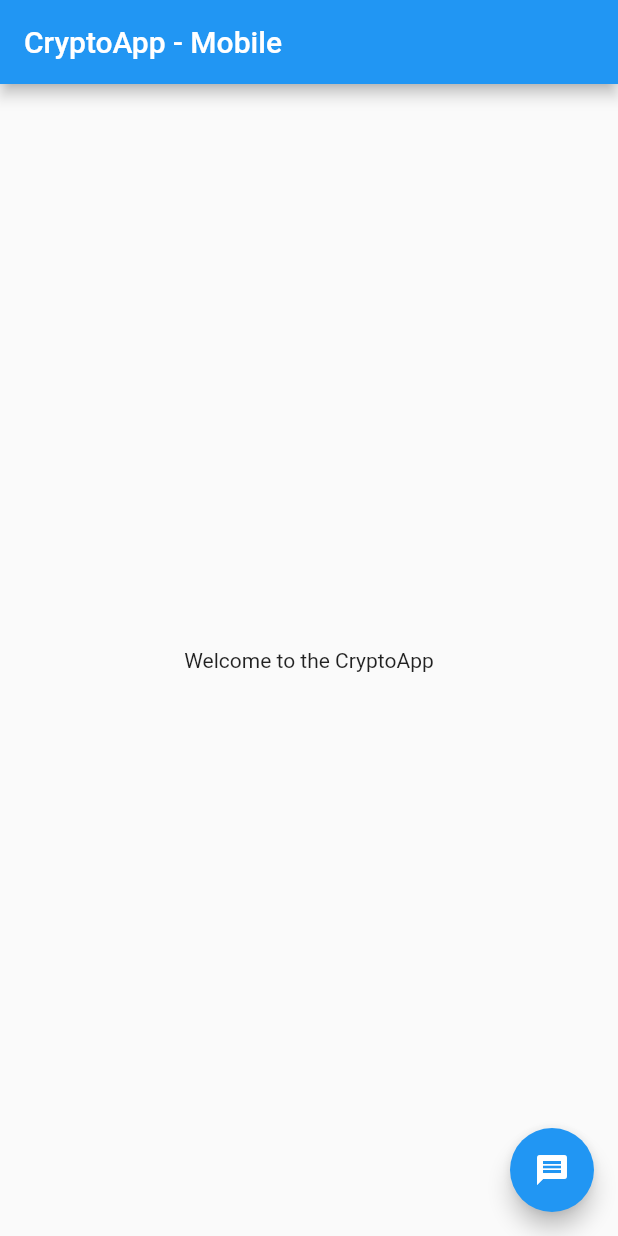
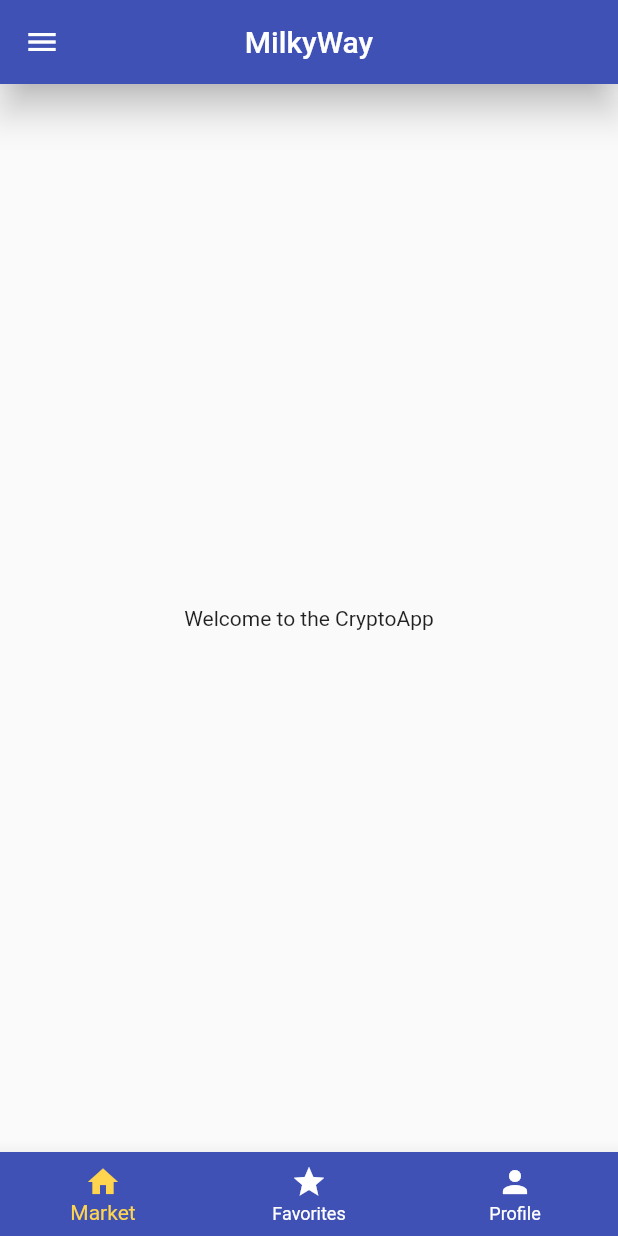
Before and after one commit to Vimalan687/cryptoapp, a Flutter app: the screen it shows after launch, on a phone screen of 412 x 824 dp. Run offline on Flutter 3.47's test engine with Material 2 defaults, Android fonts, the phone set to English and light mode, and no system bars.

Commit message:
Added appbar, drawer and bottomnavigationbar

```diff
--- /dev/null
+++ b/lib/features/bottomNavigationBar.dart
@@ -0,0 +1,30 @@
+import 'package:flutter/material.dart';
+
+class bottomNavigationBar extends StatelessWidget {
+  const bottomNavigationBar({Key? key}) : super(key: key);
+
+  @override
+  Widget build(BuildContext context) {
+    // BottomNavigationBar goes below here
+    return BottomNavigationBar(
+      backgroundColor: Colors.indigo,
+      elevation: 10.0,
+      items: const <BottomNavigationBarItem>[
+        BottomNavigationBarItem(
+          icon: Icon(Icons.home),
+          label: 'Market',
+        ),
+        BottomNavigationBarItem(
+          icon: Icon(Icons.star),
+          label: 'Favorites',
+        ),
+        BottomNavigationBarItem(
+          icon: Icon(Icons.person),
+          label: 'Profile',
+        ),
+      ],
+      unselectedItemColor: Colors.white,
+      selectedItemColor: Colors.amber[300],
+    );
+  }
+}
--- a/lib/main.dart
+++ b/lib/main.dart
@@ -1,3 +1,6 @@
+import 'package:cryptoapp/features/bottomNavigationBar.dart';
+import 'package:cryptoapp/features/drawer.dart';
+import 'package:cryptoapp/features/trendingCoins.dart';
 import 'package:flutter/material.dart';
 
 void main() {
@@ -10,9 +13,8 @@ class MyApp extends StatelessWidget {
     return MaterialApp(
       debugShowCheckedModeBanner: false,
       theme: ThemeData(
-        primarySwatch: Colors.blue,
-      ),
-      home: MyHomePage(title: 'CryptoApp - Mobile'),
+          primarySwatch: Colors.indigo, bottomAppBarColor: Colors.black),
+      home: MyHomePage(title: 'MilkyWay'),
     );
   }
 }
@@ -30,25 +32,32 @@ class _MyHomePageState extends State<MyHomePage> {
   @override
   Widget build(BuildContext context) {
     return Scaffold(
-
+      // APPBAR below here
       appBar: AppBar(
+        centerTitle: true,
+        elevation: 10.0,
+        shadowColor: Colors.black,
         title: Text(widget.title),
       ),
+      // DRAWER below here
+      drawer: Drawer(
+        child: drawer(),
+      ),
+      //BODY below here
       body: Center(
         child: Column(
           mainAxisAlignment: MainAxisAlignment.center,
           children: <Widget>[
+            trendingCoins(),
             Text(
               'Welcome to the CryptoApp',
             ),
           ],
         ),
       ),
-      floatingActionButton: FloatingActionButton(
-        onPressed: null,
-        tooltip: 'Increment',
-        child: Icon(Icons.message),
-      ), // This trailing comma makes auto-formatting nicer for build methods.
-    );
+      // BOTTOMNAVIGATIONBAR below here
+      bottomNavigationBar: bottomNavigationBar(),
+    ); // This trailing comma makes auto-formatting nicer for build methods.
+    // ignore: dead_code
   }
 }
```
Also changed, not shown: lib/features/drawer.dart (added, +49 -0 lines), lib/features/trendingCoins.dart (added, +15 -0 lines), lib/assets/homepage/milky-way-drawer.jpg (added), 1 other file.
